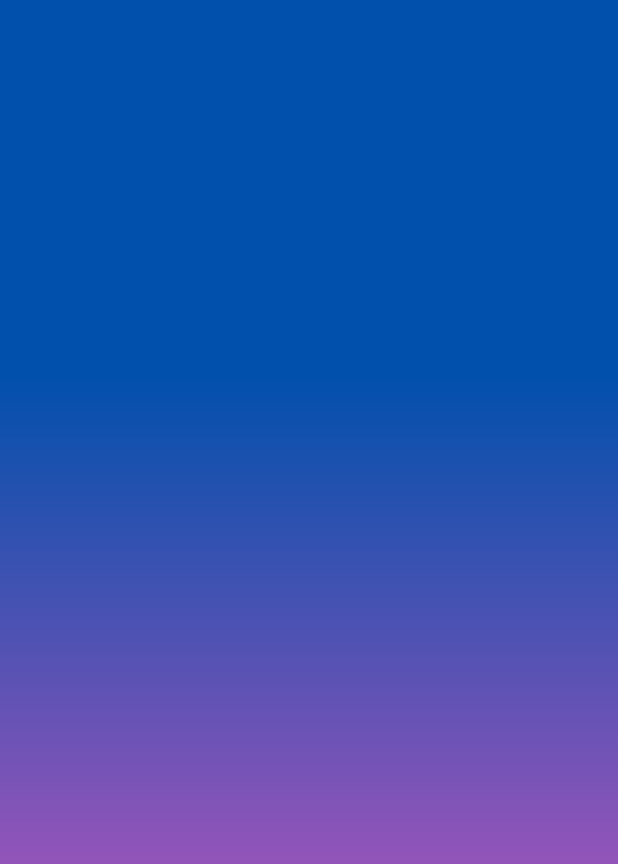
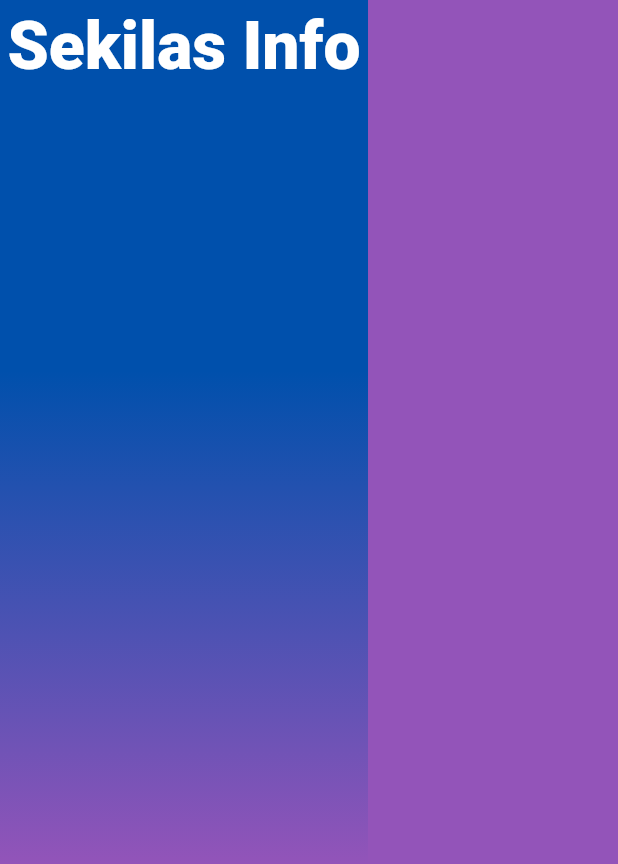
Before and after one commit to MuhamadAkmalAmran/Te, a Flutter app: the screen it shows after launch, on a phone screen of 412 x 824 dp. Shown: the top 864 px of the screen. Run offline on Flutter 3.47's test engine with Material 2 defaults, Android fonts, the phone set to English and light mode, and no system bars; our stand-ins replace get; Roboto replaces fonts that are missing (Avenir).

Commit message:
menambahkan teks "sekilas info"

```diff
--- a/lib/app/modules/home/views/home_view.dart
+++ b/lib/app/modules/home/views/home_view.dart
@@ -20,6 +20,29 @@ class HomeView extends GetView<HomeController> {
             stops: [0.3, 0.7],
           ),
         ),
+        child: SafeArea(
+          child: Column(
+            children: [
+              Padding(
+                padding: const EdgeInsets.all(5.0),
+                child: Column(
+                  children: [
+                    Text(
+                      "Sekilas Info",
+                      style: TextStyle(
+                        fontFamily: 'Avenir',
+                        fontSize: 44,
+                        color: const Color(0xffffffff),
+                        fontWeight: FontWeight.w900,
+                      ),
+                      textAlign: TextAlign.left,
+                    )
+                  ],
+                ),
+              ),
+            ],
+          ),
+        ),
       ),
     );
   }
```
